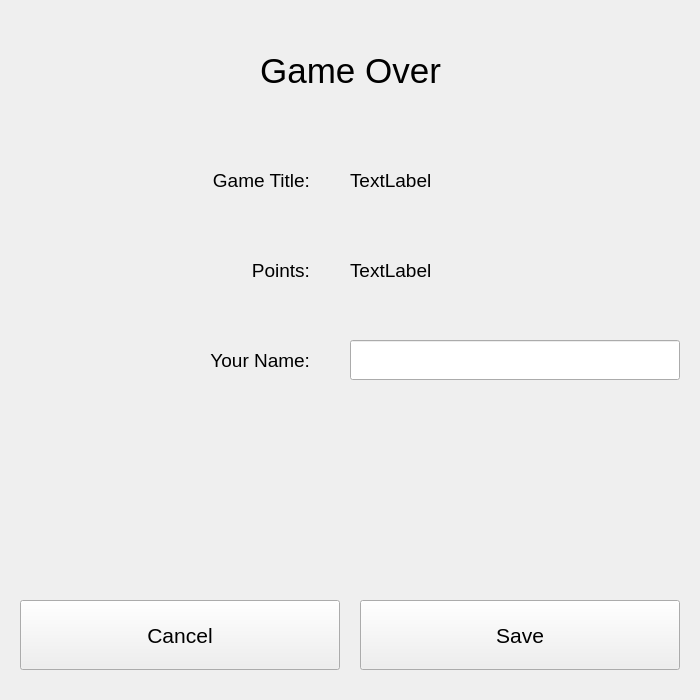
Old version of the form GUI/ui_files/gameOver.ui in the repository agak33/SW-Piano-Tiles.
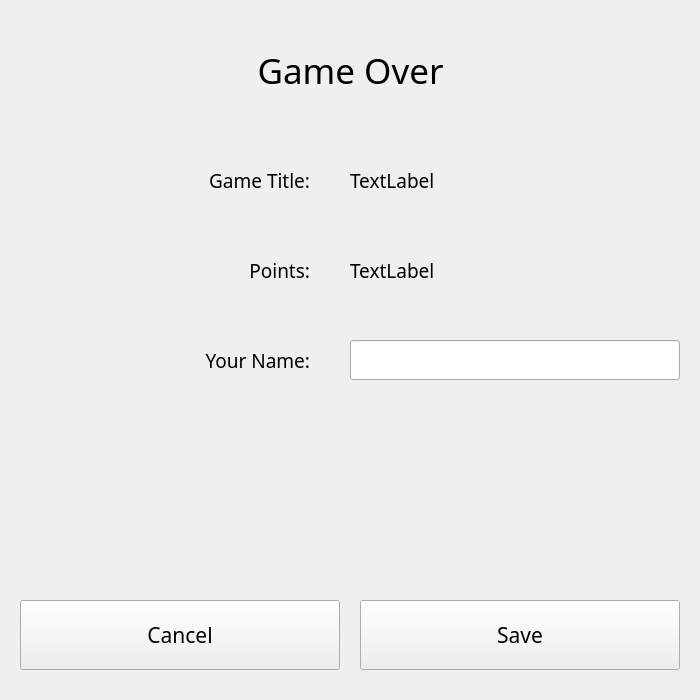
New version of the form.

Patch:
```diff
--- a/GUI/ui_files/gameOver.ui
+++ b/GUI/ui_files/gameOver.ui
@@ -22,6 +22,11 @@
     <height>700</height>
    </size>
   </property>
+  <property name="font">
+   <font>
+    <family>Showcard Gothic</family>
+   </font>
+  </property>
   <property name="windowTitle">
    <string>Form</string>
   </property>
@@ -36,6 +41,7 @@
    </property>
    <property name="font">
     <font>
+     <family>Showcard Gothic</family>
      <pointsize>16</pointsize>
     </font>
    </property>
@@ -54,6 +60,7 @@
    </property>
    <property name="font">
     <font>
+     <family>Showcard Gothic</family>
      <pointsize>16</pointsize>
     </font>
    </property>
@@ -87,6 +94,7 @@
    </property>
    <property name="font">
     <font>
+     <family>Showcard Gothic</family>
      <pointsize>26</pointsize>
     </font>
    </property>
@@ -108,6 +116,7 @@
    </property>
    <property name="font">
     <font>
+     <family>Showcard Gothic</family>
      <pointsize>14</pointsize>
     </font>
    </property>
@@ -129,6 +138,7 @@
    </property>
    <property name="font">
     <font>
+     <family>Showcard Gothic</family>
      <pointsize>14</pointsize>
     </font>
    </property>
@@ -147,6 +157,7 @@
    </property>
    <property name="font">
     <font>
+     <family>Showcard Gothic</family>
      <pointsize>14</pointsize>
     </font>
    </property>
@@ -168,6 +179,7 @@
    </property>
    <property name="font">
     <font>
+     <family>Showcard Gothic</family>
      <pointsize>14</pointsize>
     </font>
    </property>
@@ -189,6 +201,7 @@
    </property>
    <property name="font">
     <font>
+     <family>Showcard Gothic</family>
      <pointsize>14</pointsize>
     </font>
    </property>
```
Left out of the diff: 1 changed line with no effect on the pictures.
